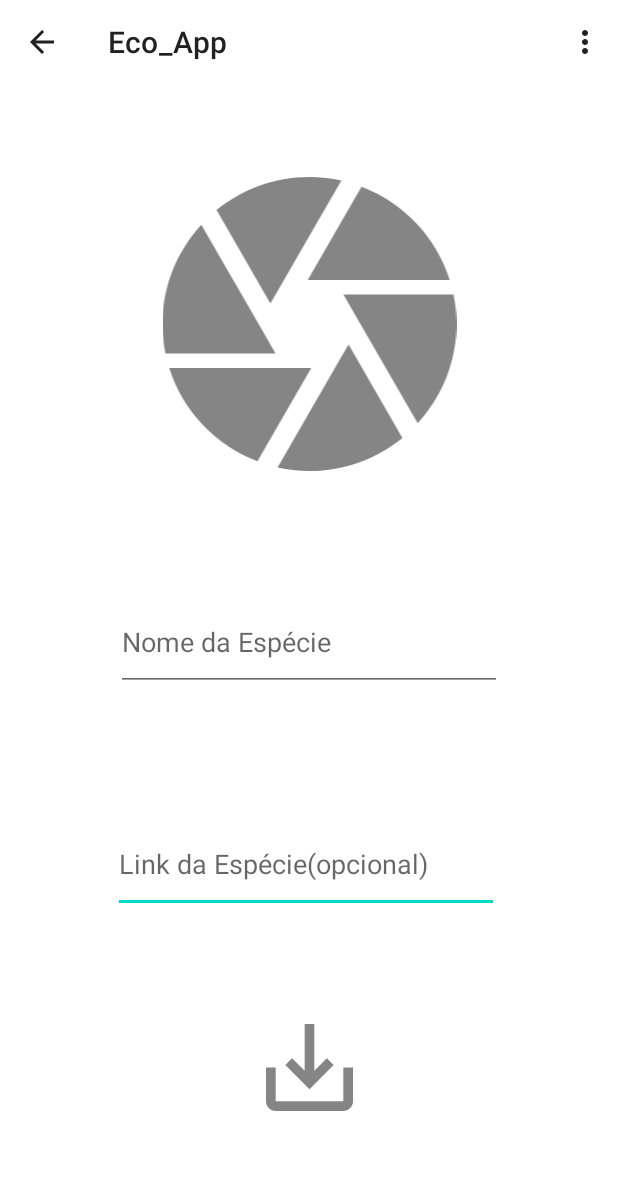
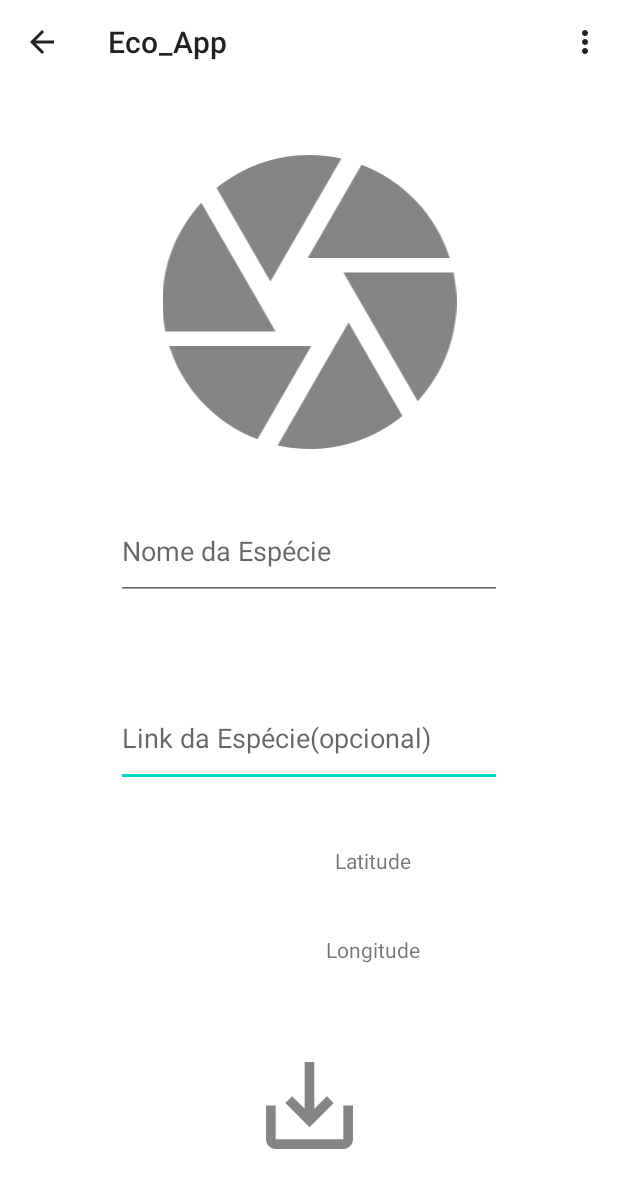
Before and after one commit to TerminalBen/EcoApp, an Android app: the AddNew screen opened directly, with no data from a screen before it, after a tap on "camera_button", on a phone screen of 412 x 824 dp. Shown: the top 1188 px of the screen. Run offline under Robolectric (Android 15) with nearby library versions, the phone set to English and light mode, and no system bars; pictures from the network do not load.

Commit message:
get location(withbug)

```diff
--- a/app/src/main/AndroidManifest.xml
+++ b/app/src/main/AndroidManifest.xml
@@ -6,8 +6,10 @@
          Google Maps Android API v2, but you must specify either coarse or fine
          location permissions for the "MyLocation" functionality.
     -->
+    <uses-permission android:name="android.permission.ACCESS_COARSE_LOCATION"/>
     <uses-permission android:name="android.permission.ACCESS_FINE_LOCATION" />
     <uses-permission android:name="android.permission.CAMERA"/>
+
     <application
         android:allowBackup="true"
         android:icon="@drawable/login_foreground"
--- a/app/src/main/java/com/example/eco_app/AddNew.java
+++ b/app/src/main/java/com/example/eco_app/AddNew.java
@@ -6,8 +6,11 @@ import androidx.appcompat.widget.Toolbar;
 
 import android.Manifest;
 import android.content.ContentValues;
+import android.content.Context;
 import android.content.Intent;
 import android.content.pm.PackageManager;
+import android.location.Location;
+import android.location.LocationManager;
 import android.net.Uri;
 import android.os.Build;
 import android.os.Bundle;
@@ -16,6 +19,7 @@ import android.util.Log;
 import android.view.Menu;
 import android.view.View;
 import android.widget.ImageView;
+import android.widget.TextView;
 import android.widget.Toast;
 
 import java.net.URI;
@@ -27,6 +31,8 @@ public class AddNew extends AppCompatActivity {
     private static final int IMAGE_CAPTURE_CODE = 1001;
     ImageView camera;
     Uri image_uri;
+    TextView latitudeText;
+    TextView longitudeText;
 
 
     @Override
@@ -40,9 +46,15 @@ public class AddNew extends AppCompatActivity {
         mtoolbar = findViewById(R.id.toolbar_add);
         setSupportActionBar(mtoolbar);
         //Objects.requireNonNull(getSupportActionBar()).setDisplayHomeAsUpEnabled(true);
+        final double[] Latitude = new double[1];
+        final double[] Longitude = new double[1];
 
+        final String[] latStr = new String[1];
+        final String[] longStr = new String[1];
 
         camera= findViewById(R.id.camera_button);
+        latitudeText = findViewById(R.id.lat);
+        longitudeText = findViewById(R.id.longi);
 
         camera.setOnClickListener(new View.OnClickListener() {
         @Override
@@ -63,11 +75,32 @@ public class AddNew extends AppCompatActivity {
                     // system < marshmellow
                     openCamera();
                 }
+            /*
+            LocationManager locationManager = (LocationManager) getSystemService(Context.LOCATION_SERVICE);
+            // get the last know location from your location manager.
+            Location location= locationManager.getLastKnownLocation(LocationManager.GPS_PROVIDER);
+            // now get the lat/lon from the location and do something with it.
+            //setLocationText(location.getLatitude(), location.getLongitude());
+            Latitude[0] = location.getLatitude();
+            Longitude[0] = location.getLongitude();
+            latStr[0] = Double.toString(Latitude[0]);
+            longStr[0] = Double.toString(Longitude[0]);
+
+            Log.i("Latitude: ", latStr[0]);
+            Log.i("Longitude: ", longStr[0]);
+            */
           }
       });
 
 
     }
+    /*
+    private void setLocationText(Double a,Double b){
+        latitudeText.setText(Double.toString(a));
+        longitudeText.setText(Double.toString(b));
+    }
+
+     */
 
     private void openCamera() {
         ContentValues values = new ContentValues();
--- a/app/src/main/res/layout/activity_add_new.xml
+++ b/app/src/main/res/layout/activity_add_new.xml
@@ -6,24 +6,37 @@
     android:layout_height="match_parent"
     tools:context=".AddNew">
 
+    <TextView
+        android:id="@+id/longi"
+        android:layout_width="200dp"
+        android:layout_height="34dp"
+        android:layout_marginTop="20dp"
+        android:text="@string/Logitude"
+        android:textAlignment="center"
+        app:layout_constraintEnd_toEndOf="parent"
+        app:layout_constraintHorizontal_bias="0.701"
+        app:layout_constraintStart_toStartOf="parent"
+        app:layout_constraintTop_toBottomOf="@+id/lat" />
+
     <include
         android:id="@+id/toolbar_add"
         layout="@layout/toolbar"
-        android:backgroundTint="#FF8800" />
+        android:backgroundTint="#FF8800"
+        tools:layout_editor_absoluteX="0dp"
+        tools:layout_editor_absoluteY="40dp" />
 
     <ImageView
         android:id="@+id/camera_button"
         android:layout_width="203dp"
         android:layout_height="196dp"
         android:contentDescription="@string/camera_button"
+        android:onClick="openCamera"
         app:layout_constraintBottom_toBottomOf="parent"
         app:layout_constraintEnd_toEndOf="parent"
         app:layout_constraintStart_toStartOf="parent"
         app:layout_constraintTop_toBottomOf="@+id/toolbar_add"
-        app:layout_constraintVertical_bias="0.108"
-        app:srcCompat="@drawable/ic_camera"
-        android:onClick="openCamera"
-        />
+        app:layout_constraintVertical_bias="0.083"
+        app:srcCompat="@drawable/ic_camera" />
 
     <com.google.android.material.textfield.TextInputLayout
         android:id="@+id/textInputLayout"
@@ -33,7 +46,7 @@
         app:layout_constraintEnd_toEndOf="parent"
         app:layout_constraintStart_toStartOf="parent"
         app:layout_constraintTop_toBottomOf="@+id/camera_button"
-        app:layout_constraintVertical_bias="0.54">
+        app:layout_constraintVertical_bias="0.392">
 
     </com.google.android.material.textfield.TextInputLayout>
 
@@ -44,10 +57,9 @@
         android:layout_marginBottom="188dp"
         app:layout_constraintBottom_toBottomOf="parent"
         app:layout_constraintEnd_toEndOf="parent"
-        app:layout_constraintHorizontal_bias="0.484"
         app:layout_constraintStart_toStartOf="parent"
         app:layout_constraintTop_toBottomOf="@+id/camera_button"
-        app:layout_constraintVertical_bias="0.932">
+        app:layout_constraintVertical_bias="0.597">
 
     </com.google.android.material.textfield.TextInputLayout>
 
@@ -60,7 +72,7 @@
         app:layout_constraintEnd_toEndOf="parent"
         app:layout_constraintStart_toStartOf="parent"
         app:layout_constraintTop_toBottomOf="@+id/textInputLayout2"
-        app:layout_constraintVertical_bias="0.431"
+        app:layout_constraintVertical_bias="0.747"
         app:srcCompat="@drawable/ic_submit" />
 
     <com.google.android.material.textfield.TextInputEditText
@@ -85,4 +97,16 @@
         app:layout_constraintStart_toStartOf="@+id/textInputLayout"
         app:layout_constraintTop_toTopOf="@+id/textInputLayout" />
 
+    <TextView
+        android:id="@+id/lat"
+        android:layout_width="200dp"
+        android:layout_height="39dp"
+        android:layout_marginTop="28dp"
+        android:text="@string/Latitude"
+        android:textAlignment="center"
+        app:layout_constraintEnd_toEndOf="parent"
+        app:layout_constraintHorizontal_bias="0.701"
+        app:layout_constraintStart_toStartOf="parent"
+        app:layout_constraintTop_toBottomOf="@+id/textInputLayout2" />
+
 </androidx.constraintlayout.widget.ConstraintLayout>
--- a/app/src/main/res/values/strings.xml
+++ b/app/src/main/res/values/strings.xml
@@ -36,4 +36,6 @@
     <string name="resetpwd">Reset your Password!</string>
     <string name="prompt_email_reset">Enter Your Email Address!</string>
     <string name="resetpwd_btn">Reset Password</string>
+    <string name="Latitude">Latitude</string>
+    <string name="Logitude">Longitude</string>
 </resources>
```
